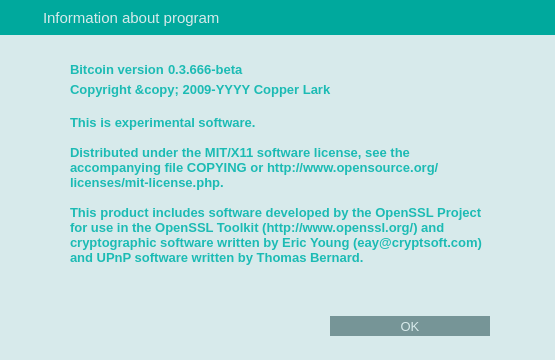
Above: src/qt/forms/aboutdialog.ui from HashCoin/ElectricCoin before the change. Below: the same form after it.
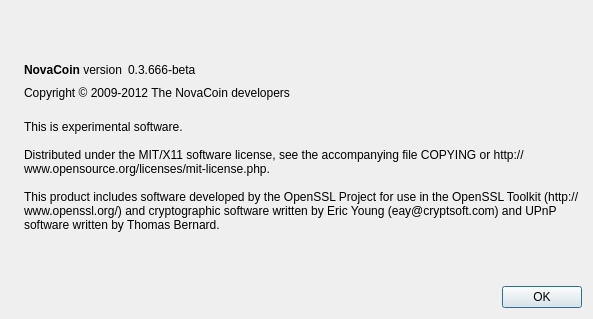
That is the form after the change. Icons and pictures are not drawn.

The edit to the form file:
```diff
--- a/src/qt/forms/aboutdialog.ui
+++ b/src/qt/forms/aboutdialog.ui
@@ -6,199 +6,38 @@
    <rect>
     <x>0</x>
     <y>0</y>
-    <width>555</width>
-    <height>360</height>
+    <width>593</width>
+    <height>319</height>
    </rect>
   </property>
-  <property name="minimumSize">
-   <size>
-    <width>555</width>
-    <height>360</height>
-   </size>
-  </property>
-  <property name="maximumSize">
-   <size>
-    <width>555</width>
-    <height>360</height>
-   </size>
-  </property>
   <property name="windowTitle">
    <string>Dialog</string>
   </property>
-  <property name="styleSheet">
-   <string notr="true">QLabel {
-	color: #1cbbb4;
-}
-
-QDialog {
-	background-color: #d7eaeb;
-}
-
-</string>
-  </property>
-  <layout class="QVBoxLayout" name="verticalLayout">
-   <property name="spacing">
-    <number>0</number>
-   </property>
-   <property name="margin">
-    <number>0</number>
-   </property>
+  <layout class="QHBoxLayout" name="horizontalLayout_2">
    <item>
-    <widget class="QWidget" name="wCaption" native="true">
-     <property name="minimumSize">
-      <size>
-       <width>0</width>
-       <height>35</height>
-      </size>
+    <widget class="QLabel" name="label_4">
+     <property name="sizePolicy">
+      <sizepolicy hsizetype="Preferred" vsizetype="Ignored">
+       <horstretch>0</horstretch>
+       <verstretch>0</verstretch>
+      </sizepolicy>
      </property>
-     <property name="maximumSize">
-      <size>
-       <width>16777215</width>
-       <height>35</height>
-      </size>
+     <property name="pixmap">
+      <pixmap resource="../bitcoin.qrc">:/images/about</pixmap>
      </property>
-     <property name="styleSheet">
-      <string notr="true">#wCaption {
-	background-color: #00a99d;
-}</string>
-     </property>
-     <property name="is_header" stdset="0">
-      <bool>true</bool>
-     </property>
-     <layout class="QHBoxLayout" name="horizontalLayout_19">
-      <property name="margin">
-       <number>0</number>
-      </property>
-      <item>
-       <spacer name="horizontalSpacer_26">
-        <property name="orientation">
-         <enum>Qt::Horizontal</enum>
-        </property>
-        <property name="sizeType">
-         <enum>QSizePolicy::Fixed</enum>
-        </property>
-        <property name="sizeHint" stdset="0">
-         <size>
-          <width>7</width>
-          <height>20</height>
-         </size>
-        </property>
-       </spacer>
-      </item>
-      <item>
-       <widget class="QLabel" name="lbTitleIcon">
-        <property name="sizePolicy">
-         <sizepolicy hsizetype="Preferred" vsizetype="Preferred">
-          <horstretch>0</horstretch>
-          <verstretch>0</verstretch>
-         </sizepolicy>
-        </property>
-        <property name="minimumSize">
-         <size>
-          <width>30</width>
-          <height>30</height>
-         </size>
-        </property>
-        <property name="maximumSize">
-         <size>
-          <width>30</width>
-          <height>30</height>
-         </size>
-        </property>
-        <property name="text">
-         <string/>
-        </property>
-        <property name="pixmap">
-         <pixmap resource="../res.qrc">:/res/logo_small.png</pixmap>
-        </property>
-       </widget>
-      </item>
-      <item>
-       <widget class="QLabel" name="lbTitle">
-        <property name="font">
-         <font>
-          <pointsize>11</pointsize>
-          <stylestrategy>PreferAntialias</stylestrategy>
-         </font>
-        </property>
-        <property name="styleSheet">
-         <string notr="true">QLabel {
-	color: #d7eaeb;
-}</string>
-        </property>
-        <property name="text">
-         <string>Information about program</string>
-        </property>
-       </widget>
-      </item>
-      <item>
-       <widget class="QPushButton" name="bClose">
-        <property name="minimumSize">
-         <size>
-          <width>30</width>
-          <height>30</height>
-         </size>
-        </property>
-        <property name="maximumSize">
-         <size>
-          <width>30</width>
-          <height>30</height>
-         </size>
-        </property>
-        <property name="styleSheet">
-         <string notr="true">QPushButton {	
-	image: url(:/res/close_normal.png);
-	border: 0px solid gray;
-}
-QPushButton:pressed:flat {
-	image: url(:/res/close_normal.png);
-}
-
-QPushButton:hover {
-	image: url(:/res/close_hover.png);
-}</string>
-        </property>
-        <property name="text">
-         <string notr="true"/>
-        </property>
-        <property name="flat">
-         <bool>true</bool>
-        </property>
-       </widget>
-      </item>
-     </layout>
     </widget>
    </item>
    <item>
-    <spacer name="verticalSpacer">
-     <property name="orientation">
-      <enum>Qt::Vertical</enum>
-     </property>
-     <property name="sizeType">
-      <enum>QSizePolicy::Fixed</enum>
-     </property>
-     <property name="sizeHint" stdset="0">
-      <size>
-       <width>20</width>
-       <height>25</height>
-      </size>
-     </property>
-    </spacer>
-   </item>
-   <item>
-    <layout class="QHBoxLayout" name="horizontalLayout_2">
+    <layout class="QVBoxLayout" name="verticalLayout_2">
      <item>
-      <spacer name="horizontalSpacer5">
+      <spacer name="verticalSpacer_2">
        <property name="orientation">
-        <enum>Qt::Horizontal</enum>
-       </property>
-       <property name="sizeType">
-        <enum>QSizePolicy::Fixed</enum>
+        <enum>Qt::Vertical</enum>
        </property>
        <property name="sizeHint" stdset="0">
         <size>
-         <width>70</width>
-         <height>20</height>
+         <width>20</width>
+         <height>40</height>
         </size>
        </property>
       </spacer>
@@ -207,49 +46,19 @@
       <layout class="QHBoxLayout" name="horizontalLayout">
        <item>
         <widget class="QLabel" name="label">
-         <property name="font">
-          <font>
-           <pointsize>10</pointsize>
-           <weight>75</weight>
-           <bold>true</bold>
-          </font>
-         </property>
          <property name="cursor">
           <cursorShape>IBeamCursor</cursorShape>
          </property>
          <property name="text">
-          <string>&lt;b&gt;Bitcoin&lt;/b&gt; version</string>
+          <string>&lt;b&gt;NovaCoin&lt;/b&gt; version</string>
          </property>
          <property name="textInteractionFlags">
           <set>Qt::LinksAccessibleByMouse|Qt::TextSelectableByKeyboard|Qt::TextSelectableByMouse</set>
          </property>
         </widget>
        </item>
-       <item>
-        <spacer name="horizontalSpacer_6">
-         <property name="orientation">
-          <enum>Qt::Horizontal</enum>
-         </property>
-         <property name="sizeType">
-          <enum>QSizePolicy::Fixed</enum>
-         </property>
-         <property name="sizeHint" stdset="0">
-          <size>
-           <width>4</width>
-           <height>20</height>
-          </size>
-         </property>
-        </spacer>
-       </item>
        <item>
         <widget class="QLabel" name="versionLabel">
-         <property name="font">
-          <font>
-           <pointsize>10</pointsize>
-           <weight>75</weight>
-           <bold>true</bold>
-          </font>
-         </property>
          <property name="cursor">
           <cursorShape>IBeamCursor</cursorShape>
          </property>
@@ -262,7 +71,7 @@
         </widget>
        </item>
        <item>
-        <spacer name="horizontalSpacer_5">
+        <spacer name="horizontalSpacer">
          <property name="orientation">
           <enum>Qt::Horizontal</enum>
          </property>
@@ -277,113 +86,20 @@
       </layout>
      </item>
      <item>
-      <spacer name="horizontalSpacer_2">
-       <property name="orientation">
-        <enum>Qt::Horizontal</enum>
+      <widget class="QLabel" name="copyrightLabel">
+       <property name="cursor">
+        <cursorShape>IBeamCursor</cursorShape>
        </property>
-       <property name="sizeType">
-        <enum>QSizePolicy::Fixed</enum>
+       <property name="text">
+        <string>Copyright © 2009-2012 The NovaCoin developers</string>
        </property>
-       <property name="sizeHint" stdset="0">
-        <size>
-         <width>65</width>
-         <height>20</height>
-        </size>
+       <property name="textInteractionFlags">
+        <set>Qt::LinksAccessibleByMouse|Qt::TextSelectableByKeyboard|Qt::TextSelectableByMouse</set>
        </property>
-      </spacer>
-     </item>
-    </layout>
-   </item>
-   <item>
-    <layout class="QHBoxLayout" name="horizontalLayout_222">
-     <item>
-      <spacer name="horizontalSpacer555">
-       <property name="orientation">
-        <enum>Qt::Horizontal</enum>
-       </property>
-       <property name="sizeType">
-        <enum>QSizePolicy::Fixed</enum>
-       </property>
-       <property name="sizeHint" stdset="0">
-        <size>
-         <width>70</width>
-         <height>20</height>
-        </size>
-       </property>
-      </spacer>
-     </item>
-     <item>
-      <layout class="QHBoxLayout" name="horizontalLayout_cop2">
-       <item>
-        <widget class="QLabel" name="copyrightLabel">
-         <property name="font">
-          <font>
-           <pointsize>10</pointsize>
-           <weight>75</weight>
-           <bold>true</bold>
-          </font>
-         </property>
-         <property name="cursor">
-          <cursorShape>IBeamCursor</cursorShape>
-         </property>
-         <property name="text">
-          <string notr="true">&lt;html&gt;&lt;head/&gt;&lt;body&gt;&lt;p&gt;Copyright &amp;amp;copy; 2009-YYYY Copper Lark&lt;/p&gt;&lt;/body&gt;&lt;/html&gt;</string>
-         </property>
-         <property name="textFormat">
-          <enum>Qt::RichText</enum>
-         </property>
-         <property name="textInteractionFlags">
-          <set>Qt::LinksAccessibleByMouse|Qt::TextSelectableByKeyboard|Qt::TextSelectableByMouse</set>
-         </property>
-        </widget>
-       </item>
-      </layout>
-     </item>
-     <item>
-      <spacer name="horizontalSpacer_222">
-       <property name="orientation">
-        <enum>Qt::Horizontal</enum>
-       </property>
-       <property name="sizeType">
-        <enum>QSizePolicy::Fixed</enum>
-       </property>
-       <property name="sizeHint" stdset="0">
-        <size>
-         <width>65</width>
-         <height>20</height>
-        </size>
-       </property>
-      </spacer>
-     </item>
-    </layout>
-   </item>
-   <item>
-    <layout class="QHBoxLayout" name="horizontalLayout_23">
-     <item>
-      <spacer name="horizontalSpacer56">
-       <property name="orientation">
-        <enum>Qt::Horizontal</enum>
-       </property>
-       <property name="sizeType">
-        <enum>QSizePolicy::Fixed</enum>
-       </property>
-       <property name="sizeHint" stdset="0">
-        <size>
-         <width>70</width>
-         <height>20</height>
-        </size>
-       </property>
-      </spacer>
+      </widget>
      </item>
      <item>
       <widget class="QLabel" name="label_2">
-       <property name="font">
-        <font>
-         <pointsize>10</pointsize>
-         <weight>75</weight>
-         <bold>true</bold>
-        </font>
-       </property>
        <property name="cursor">
         <cursorShape>IBeamCursor</cursorShape>
        </property>
@@ -404,150 +120,30 @@
       </widget>
      </item>
      <item>
-      <spacer name="horizontalSpacer_23">
+      <spacer name="verticalSpacer">
        <property name="orientation">
-        <enum>Qt::Horizontal</enum>
-       </property>
-       <property name="sizeType">
-        <enum>QSizePolicy::Fixed</enum>
+        <enum>Qt::Vertical</enum>
        </property>
        <property name="sizeHint" stdset="0">
         <size>
-         <width>65</width>
-         <height>20</height>
+         <width>20</width>
+         <height>40</height>
         </size>
        </property>
       </spacer>
      </item>
+     <item>
+      <widget class="QDialogButtonBox" name="buttonBox">
+       <property name="orientation">
+        <enum>Qt::Horizontal</enum>
+       </property>
+       <property name="standardButtons">
+        <set>QDialogButtonBox::Ok</set>
+       </property>
+      </widget>
+     </item>
     </layout>
    </item>
-   <item>
-    <spacer name="horizontalSpacer">
-     <property name="orientation">
-      <enum>Qt::Horizontal</enum>
-     </property>
-     <property name="sizeHint" stdset="0">
-      <size>
-       <width>40</width>
-       <height>20</height>
-      </size>
-     </property>
-    </spacer>
-   </item>
-   <item>
-    <spacer name="verticalSpacer_3">
-     <property name="orientation">
-      <enum>Qt::Vertical</enum>
-     </property>
-     <property name="sizeType">
-      <enum>QSizePolicy::Expanding</enum>
-     </property>
-     <property name="sizeHint" stdset="0">
-      <size>
-       <width>20</width>
-       <height>20</height>
-      </size>
-     </property>
-    </spacer>
-   </item>
-   <item>
-    <widget class="QWidget" name="wAcceptHolder" native="true">
-     <property name="minimumSize">
-      <size>
-       <width>0</width>
-       <height>20</height>
-      </size>
-     </property>
-     <layout class="QHBoxLayout" name="horizontalLayout">
-      <property name="spacing">
-       <number>0</number>
-      </property>
-      <property name="margin">
-       <number>0</number>
-      </property>
-      <item>
-       <spacer name="horizontalSpacer_3">
-        <property name="orientation">
-         <enum>Qt::Horizontal</enum>
-        </property>
-        <property name="sizeHint" stdset="0">
-         <size>
-          <width>40</width>
-          <height>20</height>
-         </size>
-        </property>
-       </spacer>
-      </item>
-      <item>
-       <widget class="QPushButton" name="bAccept">
-        <property name="font">
-         <font>
-          <pointsize>10</pointsize>
-          <stylestrategy>PreferAntialias</stylestrategy>
-         </font>
-        </property>
-        <property name="styleSheet">
-         <string notr="true">QPushButton {
-	background-color: #769597;
-	color: #d7eaeb;
-	border: 0px solid gray;
-	max-height: 20px;
-	min-height: 20px;
-	max-width: 160px;
-	min-width: 160px;
-}
-
-QPushButton:hover {
-	background-color: #1cbbb4;
-}
-
-QPushButton:pressed:flat {
-	background-color: #00a99d;
-}</string>
-        </property>
-        <property name="text">
-         <string>OK</string>
-        </property>
-        <property name="flat">
-         <bool>true</bool>
-        </property>
-       </widget>
-      </item>
-      <item>
-       <spacer name="horizontalSpacer_4">
-        <property name="orientation">
-         <enum>Qt::Horizontal</enum>
-        </property>
-        <property name="sizeType">
-         <enum>QSizePolicy::Fixed</enum>
-        </property>
-        <property name="sizeHint" stdset="0">
-         <size>
-          <width>65</width>
-          <height>20</height>
-         </size>
-        </property>
-       </spacer>
-      </item>
-     </layout>
-    </widget>
-   </item>
-   <item>
-    <spacer name="verticalSpacer_2">
-     <property name="orientation">
-      <enum>Qt::Vertical</enum>
-     </property>
-     <property name="sizeType">
-      <enum>QSizePolicy::Fixed</enum>
-     </property>
-     <property name="sizeHint" stdset="0">
-      <size>
-       <width>20</width>
-       <height>24</height>
-      </size>
-     </property>
-    </spacer>
-   </item>
   </layout>
  </widget>
  <resources>
```
Left out of the diff: 28 changed lines with no effect on the pictures.
